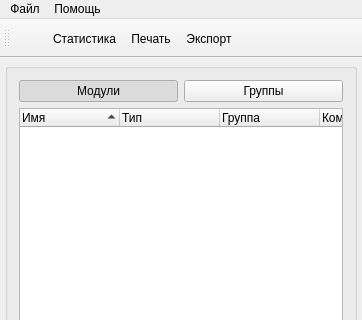
Qt form src/SVViewer/forms/mainWin.ui (Tyill/SVisual) before a commit; both pictures show x 0 to 362 and y 0 to 320 of the 362 by 708 pixel window.
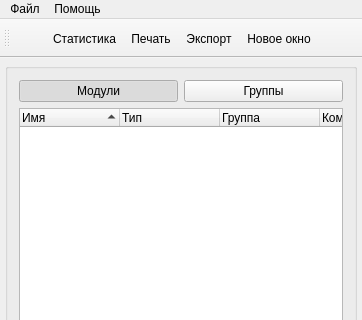
The same form after that commit. Icons and pictures are not drawn. Custom widgets are drawn as their Qt base class.

The edit to the form file:
```diff
--- a/src/SVViewer/forms/mainWin.ui
+++ b/src/SVViewer/forms/mainWin.ui
@@ -257,6 +257,7 @@
    <addaction name="actionStat"/>
    <addaction name="actionPrint"/>
    <addaction name="actionExport"/>
+   <addaction name="actionNewWin"/>
   </widget>
   <action name="actionOpen">
    <property name="icon">
@@ -310,6 +311,15 @@
     <string>Экспорт</string>
    </property>
   </action>
+  <action name="actionNewWin">
+   <property name="icon">
+    <iconset resource="../resources/resource.qrc">
+     <normaloff>:/SVViewer/images/add.png</normaloff>:/SVViewer/images/add.png</iconset>
+   </property>
+   <property name="text">
+    <string>Новое окно</string>
+   </property>
+  </action>
  </widget>
  <layoutdefault spacing="6" margin="11"/>
  <customwidgets>
```
